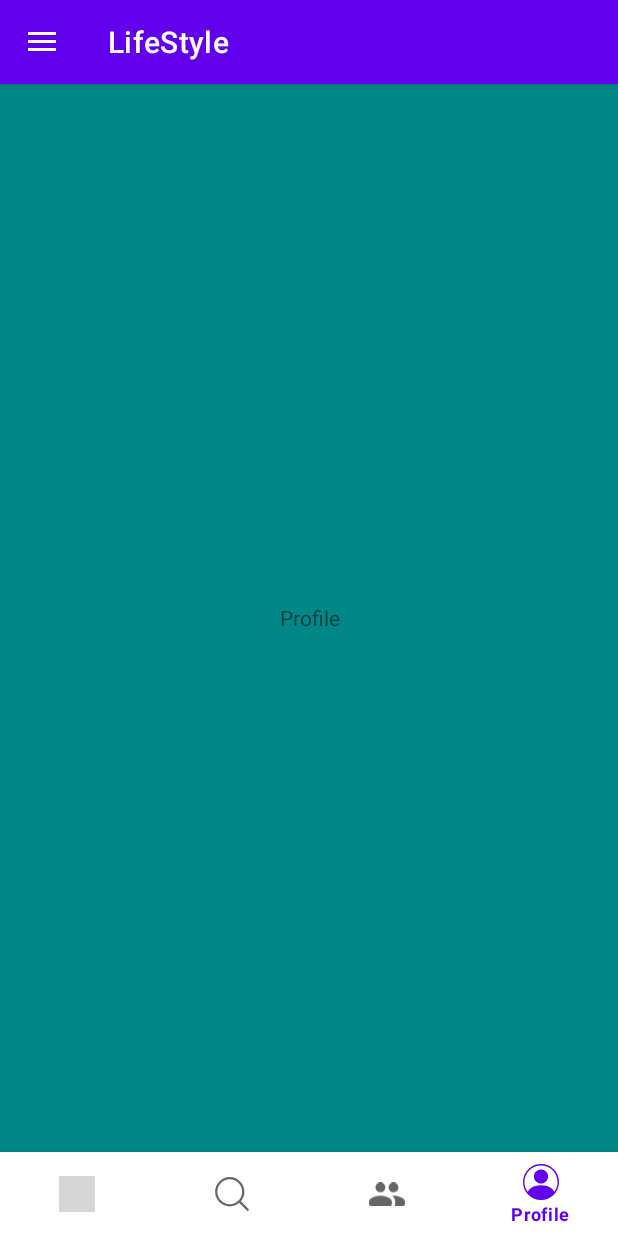
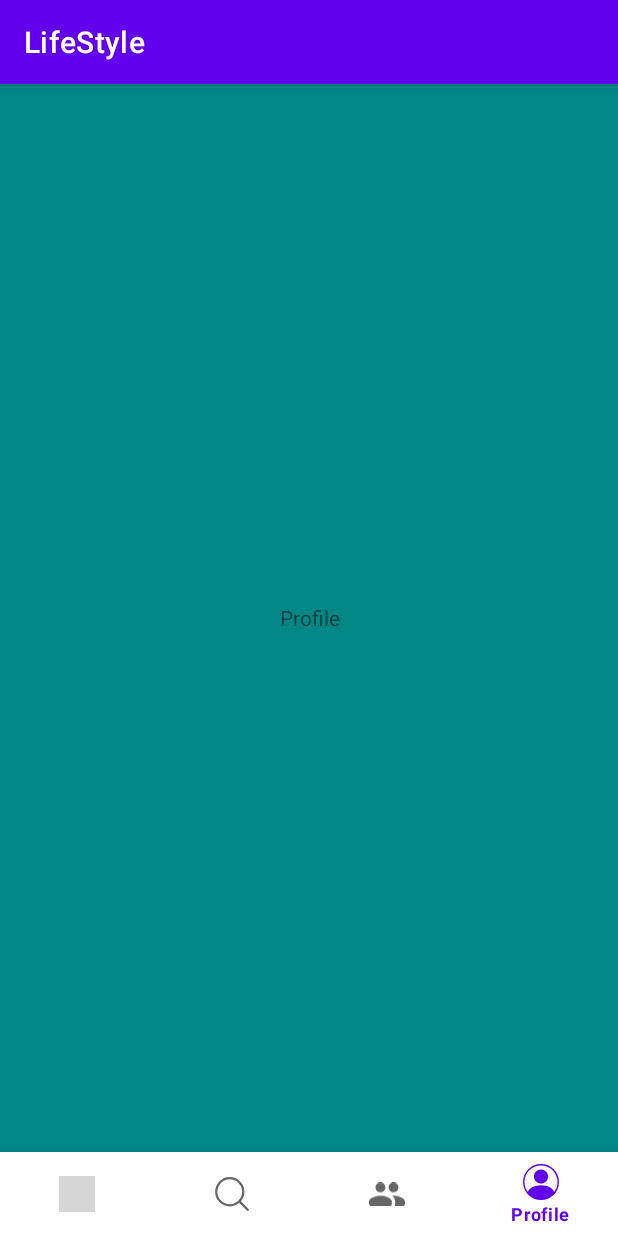
Before and after one commit to martinsufiofb/LifeSty, an Android app: the MainActivity screen opened directly, with no data from a screen before it, item 4 of the bottom bar chosen, on a phone screen of 412 x 824 dp. Run offline under Robolectric (Android 15) with nearby library versions, the phone set to English and light mode, and no system bars; grey boxes are pictures that could not be loaded.

Commit message:
Added swipe gesture to change screen and took out side navigation bar

```diff
--- a/app/src/main/java/com/example/lifestyle/MainActivity.java
+++ b/app/src/main/java/com/example/lifestyle/MainActivity.java
@@ -1,12 +1,15 @@
 package com.example.lifestyle;
 
 import androidx.annotation.NonNull;
+import androidx.annotation.Nullable;
 import androidx.appcompat.app.ActionBar;
 import androidx.appcompat.app.ActionBarDrawerToggle;
 import androidx.appcompat.app.AppCompatActivity;
+import androidx.core.view.GravityCompat;
 import androidx.drawerlayout.widget.DrawerLayout;
 import androidx.fragment.app.Fragment;
 import androidx.fragment.app.FragmentManager;
+import androidx.viewpager2.adapter.FragmentStateAdapter;
 import androidx.viewpager2.widget.ViewPager2;
 
 import android.os.Bundle;
@@ -28,97 +31,117 @@ import com.google.android.material.navigation.NavigationView;
 public class MainActivity extends AppCompatActivity {
     final FragmentManager fragmentManager = getSupportFragmentManager();
     private BottomNavigationView bottomNavigationView;
-    private NavigationView sideNavigationView;
-    private DrawerLayout mDrawerLayout;
-    private ActionBarDrawerToggle mToggle;
     int currentFragment = 0;
     int newFragment;
+    private static final int NUM_PAGES=4;
+    private ViewPager2 viewPager2;
+    private FragmentStateAdapter pageAdapter;
 
 
     @Override
     protected void onCreate(Bundle savedInstanceState) {
         super.onCreate(savedInstanceState);
         setContentView(R.layout.activity_main);
-        mDrawerLayout = findViewById(R.id.drawerLayout);
-        sideNavigationView = findViewById(R.id.side_navigation);
-        mToggle = new ActionBarDrawerToggle(this,mDrawerLayout,R.string.open,R.string.close);
-        mDrawerLayout.addDrawerListener(mToggle);
-        mToggle.syncState();
-        getSupportActionBar().setDisplayHomeAsUpEnabled(true);
+
+        viewPager2 = findViewById(R.id.VP);
+        bottomNavigationView = findViewById(R.id.bottom_navigation);
+        pageAdapter = new ScreenSlidePageAdapter(this);
+        viewPager2.setAdapter(pageAdapter);
+        setBottomNavigation();
+        setViewPagerListener();
 
 
-        sideNavigationView.setNavigationItemSelectedListener(new NavigationView.OnNavigationItemSelectedListener() {
-            @Override
-            public boolean onNavigationItemSelected(@NonNull MenuItem item) {
-                if(item.getItemId()==R.id.nav_logout){
-                    Toast.makeText(MainActivity.this, "Logged Out", Toast.LENGTH_SHORT).show();
-                }
-                return true;
-            }
-        });
-
-        bottomNavigationView = findViewById(R.id.bottom_navigation);
-        bottomNavigationView.setOnNavigationItemSelectedListener(new BottomNavigationView.OnNavigationItemSelectedListener() {
-            @Override
-            public boolean onNavigationItemSelected(@NonNull MenuItem item) {
-                Fragment fragment;
-                switch (item.getItemId()) {
-                    case R.id.action_home:
-                        fragment = new HomeFragment();
-                        newFragment = 0;
-                        break;
-                    case R.id.action_search:
-                        fragment = new SearchFragment();
-                        newFragment = 1;
-                        break;
-                    case R.id.action_friends:
-                        fragment = new FriendsFragment();
-                        newFragment = 2;
-                        break;
-                    default:
-                        fragment = new ProfileFragment();
-                        newFragment = 3;
-                        break;
-                }
-                if(newFragment>currentFragment){
-                    //slide right
-                    fragmentManager.beginTransaction()
-                            .setCustomAnimations(R.anim.enter_right_to_left, R.anim.exit_right_to_left)
-                            .replace(R.id.flContainer, fragment)
-                            .commit();
-                    currentFragment = newFragment;
-
-                }else if (currentFragment>newFragment){
-                    //slide left
-                    fragmentManager.beginTransaction()
-                            .setCustomAnimations(R.anim.enter_left_to_right,R.anim.exit_left_to_right)
-                            .replace(R.id.flContainer, fragment)
-                            .commit();
-                    currentFragment = newFragment;
-                }else{
-                    fragmentManager.beginTransaction().replace(R.id.flContainer, fragment).commit();
-                }
-                return true;
-            }
-        });
-
-        bottomNavigationView.setSelectedItemId(R.id.action_home);
 
 
 
     }
 
-    @Override
-    public boolean onOptionsItemSelected(@NonNull MenuItem item) {
+    private void setViewPagerListener() {
+        viewPager2.registerOnPageChangeCallback(new ViewPager2.OnPageChangeCallback() {
+            @Override
+            public void onPageScrolled(int position, float positionOffset, int positionOffsetPixels) {
+            }
 
-        if(mToggle.onOptionsItemSelected(item)){
-            return true;
+            @Override
+            public void onPageSelected(int position) {
+                if(position==0){
+                    bottomNavigationView.setSelectedItemId(R.id.action_home);
+                }
+                if(position==1){
+                    bottomNavigationView.setSelectedItemId(R.id.action_search);
+                }
+                if(position==2){
+                    bottomNavigationView.setSelectedItemId(R.id.action_friends);
+                }
+                if(position==3){
+                    bottomNavigationView.setSelectedItemId(R.id.action_profile);
+                }
+            }
+
+            @Override
+            public void onPageScrollStateChanged(int state) {
+//                super.onPageScrollStateChanged(state);
+            }
+        });
+    }
+
+    private void setBottomNavigation() {
+        bottomNavigationView.setOnNavigationItemSelectedListener(new BottomNavigationView.OnNavigationItemSelectedListener() {
+            @Override
+            public boolean onNavigationItemSelected(@NonNull MenuItem item) {
+                if(item.getItemId()==R.id.action_home){
+                    viewPager2.setCurrentItem(0);
+                }
+                if(item.getItemId()==R.id.action_search){
+                    viewPager2.setCurrentItem(1);
+                }
+                if(item.getItemId()==R.id.action_friends){
+                    viewPager2.setCurrentItem(2);
+                }
+                if(item.getItemId()==R.id.action_profile){
+                    viewPager2.setCurrentItem(3);
+                }
+                return true;
+            }
+        });
+    }
+
+
+    private class ScreenSlidePageAdapter extends FragmentStateAdapter {
+        public ScreenSlidePageAdapter(MainActivity mainActivity) {super(mainActivity);}
+
+
+        @NonNull
+        @Override
+        public Fragment createFragment(int position) {
+            Fragment fragment;
+            switch (position) {
+                case 0:
+                    fragment = new HomeFragment();
+                    break;
+                case 1:
+                    fragment = new SearchFragment();
+                    break;
+                case 2:
+                    fragment = new FriendsFragment();
+                    break;
+                case 3:
+                    fragment = new ProfileFragment();
+                    break;
+                default:
+                    return null;
+            }
+            return fragment;
+
         }
 
-
-        return true;
+        @Override
+        public int getItemCount() {
+            return NUM_PAGES;
+        }
     }
 
 
 
+
 }
--- a/app/src/main/res/layout/activity_main.xml
+++ b/app/src/main/res/layout/activity_main.xml
@@ -7,6 +7,14 @@
     android:layout_height="match_parent"
     android:id="@+id/main_relative_layout"
     tools:context=".MainActivity">
+
+
+    <androidx.viewpager2.widget.ViewPager2
+        android:id="@+id/VP"
+        android:layout_width="match_parent"
+        android:layout_height="match_parent"
+        android:layout_above="@+id/bottom_navigation"
+        />
 
 
     <FrameLayout
@@ -25,21 +33,7 @@
         android:layout_alignParentBottom="true"
         app:menu="@menu/menu_bottom_navigation" />
 
-    <androidx.drawerlayout.widget.DrawerLayout
-        android:id="@+id/drawerLayout"
-        android:layout_width="match_parent"
-        android:layout_height="match_parent"
-        android:layout_above="@+id/bottom_navigation">
 
-        <com.google.android.material.navigation.NavigationView
-            android:id="@+id/side_navigation"
-            android:layout_width="wrap_content"
-            android:layout_height="match_parent"
-            app:menu="@menu/menu_side_navigation"
-            android:layout_gravity="start"
-            app:headerLayout="@layout/navigation_header"
-            />
-    </androidx.drawerlayout.widget.DrawerLayout>
 
 
 </RelativeLayout>
```
